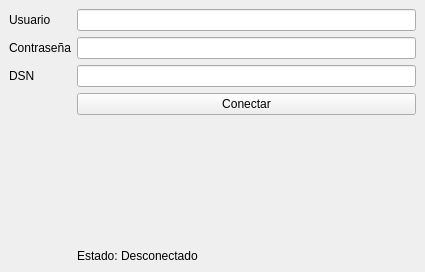
jairGil/SGBDD-Proy, file Vista/UI/FrmConexion.ui: the form before one commit.
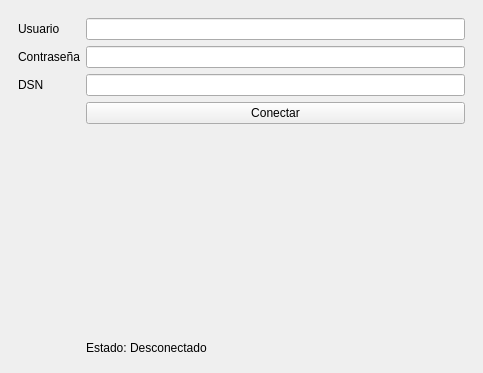
The form after the commit.

Commit message: Cambios menores

```diff
--- a/Vista/UI/FrmConexion.ui
+++ b/Vista/UI/FrmConexion.ui
@@ -6,8 +6,8 @@
    <rect>
     <x>0</x>
     <y>0</y>
-    <width>425</width>
-    <height>272</height>
+    <width>483</width>
+    <height>373</height>
    </rect>
   </property>
   <property name="windowTitle">
@@ -17,6 +17,14 @@
    <string notr="true"/>
   </property>
   <widget class="QWidget" name="centralwidget">
+   <layout class="QVBoxLayout" name="verticalLayout">
+    <item>
+     <widget class="QStackedWidget" name="stackedWidget">
+      <property name="currentIndex">
+       <number>1</number>
+      </property>
+      <widget class="QWidget" name="page"/>
+      <widget class="QWidget" name="page_2">
    <layout class="QFormLayout" name="formLayout">
     <item row="0" column="0">
      <widget class="QLabel" name="label">
@@ -28,28 +36,31 @@
     <item row="0" column="1">
      <widget class="QLineEdit" name="txtUsuario"/>
     </item>
-    <item row="2" column="0">
+        <item row="1" column="0">
      <widget class="QLabel" name="label_2">
       <property name="text">
        <string>Contraseña</string>
       </property>
      </widget>
     </item>
-    <item row="2" column="1">
+        <item row="1" column="1">
      <widget class="QLineEdit" name="txtContrasena">
       <property name="echoMode">
        <enum>QLineEdit::Password</enum>
       </property>
      </widget>
     </item>
-    <item row="3" column="0">
+        <item row="2" column="0">
      <widget class="QLabel" name="label_3">
       <property name="text">
        <string>DSN</string>
       </property>
      </widget>
     </item>
-    <item row="4" column="1">
+        <item row="2" column="1">
+         <widget class="QLineEdit" name="lineEdit"/>
+        </item>
+        <item row="3" column="1">
      <widget class="QPushButton" name="pushButton">
       <property name="sizePolicy">
        <sizepolicy hsizetype="Expanding" vsizetype="Fixed">
@@ -62,10 +73,7 @@
       </property>
      </widget>
     </item>
-    <item row="3" column="1">
-     <widget class="QLineEdit" name="lineEdit"/>
-    </item>
-    <item row="5" column="1">
+        <item row="4" column="1">
      <spacer name="verticalSpacer">
       <property name="orientation">
        <enum>Qt::Vertical</enum>
@@ -78,11 +86,15 @@
       </property>
      </spacer>
     </item>
-    <item row="6" column="1">
+        <item row="5" column="1">
      <widget class="QLabel" name="lblEstado">
       <property name="text">
        <string>Estado: Desconectado</string>
       </property>
+         </widget>
+        </item>
+       </layout>
+      </widget>
      </widget>
     </item>
    </layout>
```
Lines whose indentation alone changed are shown as unchanged. The commit also changes 2 other files.
